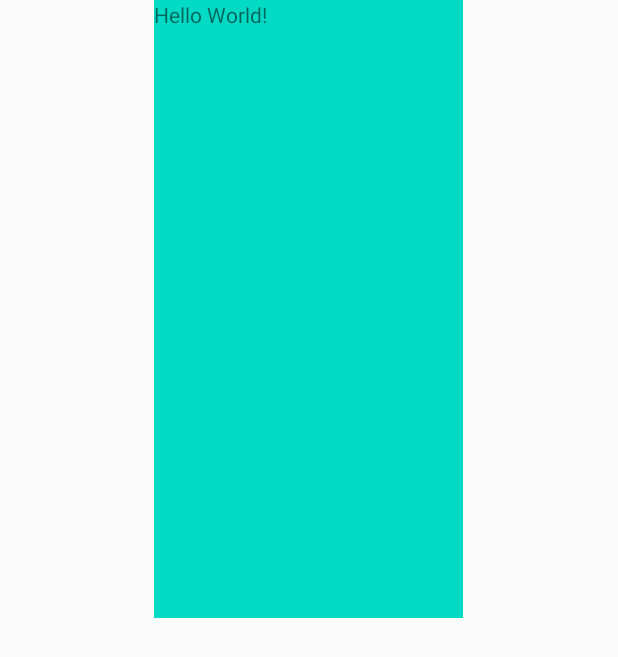
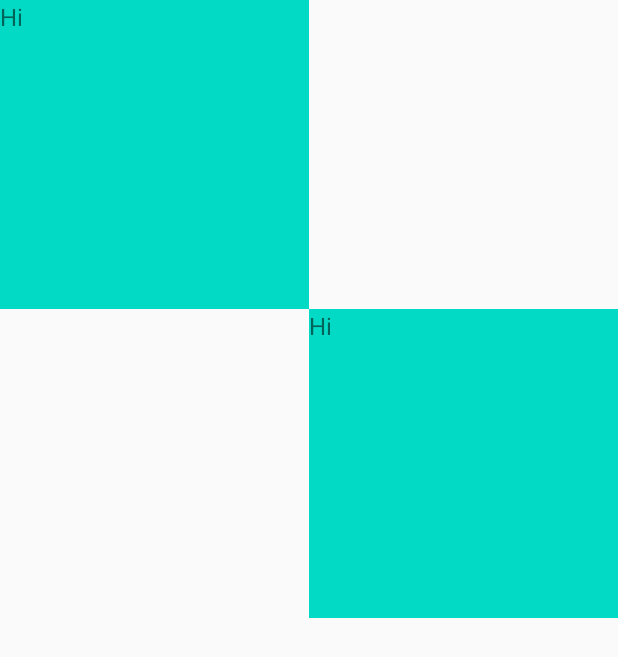
Before and after one commit to JackenLiu/Higher-Ui, an Android app: the screen it shows after launch (PercentAdapterActivity before the commit, DensityAdapterActivity after it), on a phone screen of 412 x 824 dp. Shown: the top 657 px of the screen. Run offline under Robolectric (Android 15) with nearby library versions, the phone set to English and light mode, and no system bars.

Commit message:
加入：屏幕适配 - 更改 density 进行适配

```diff
--- a/app/src/main/AndroidManifest.xml
+++ b/app/src/main/AndroidManifest.xml
@@ -9,7 +9,8 @@
         android:roundIcon="@mipmap/ic_launcher_round"
         android:supportsRtl="true"
         android:theme="@style/AppTheme">
-        <activity android:name=".screen_adapter.percent.PercentAdapterActivity"></activity>
+        <activity android:name=".screen_adapter.density.DensityAdapterActivity"></activity>
+        <activity android:name=".screen_adapter.percent.PercentAdapterActivity" />
         <activity android:name=".screen_adapter.pixel_adapter.PixelAdapterActivity" />
         <activity android:name=".anim.AnimatorActivity" />
         <activity android:name=".path.PathMeasureActivity" />
--- a/app/src/main/java/com/jacken_liu/MainActivity.java
+++ b/app/src/main/java/com/jacken_liu/MainActivity.java
@@ -9,6 +9,7 @@ import com.jacken_liu.anim.AnimatorActivity;
 import com.jacken_liu.path.PathBezierCurveActivity;
 import com.jacken_liu.path.PathMeasureActivity;
 import com.jacken_liu.path.PathPrimaryActivity;
+import com.jacken_liu.screen_adapter.density.DensityAdapterActivity;
 import com.jacken_liu.screen_adapter.percent.PercentAdapterActivity;
 import com.jacken_liu.screen_adapter.pixel_adapter.PixelAdapterActivity;
 
@@ -32,7 +33,8 @@ public class MainActivity extends AppCompatActivity {
 //        final Class toActivity = AnimatorActivity.class;
 
 //        final Class toActivity = PixelAdapterActivity.class;
-        final Class toActivity = PercentAdapterActivity.class;
+//        final Class toActivity = PercentAdapterActivity.class;
+        final Class toActivity = DensityAdapterActivity.class;
 
         startActivity(new Intent(this, toActivity));
     }
--- /dev/null
+++ b/app/src/main/java/com/jacken_liu/screen_adapter/density/DensityAdapterActivity.java
@@ -0,0 +1,23 @@
+package com.jacken_liu.screen_adapter.density;
+
+import androidx.appcompat.app.AppCompatActivity;
+
+import android.os.Bundle;
+
+import com.jacken_liu.R;
+
+public class DensityAdapterActivity extends AppCompatActivity {
+
+    @Override
+    protected void onCreate(Bundle savedInstanceState) {
+        super.onCreate(savedInstanceState);
+
+        /*
+        · 修改的是整个 app 的 density
+        · 在 ui 稿统一页面参考宽度的前提下，一般在 application 或 baseActivity 里使用
+         */
+        DensityUtils.setDensity(getApplication(), this);
+
+        setContentView(R.layout.activity_density_adapter);
+    }
+}
--- /dev/null
+++ b/app/src/main/java/com/jacken_liu/screen_adapter/density/DensityUtils.java
@@ -0,0 +1,61 @@
+package com.jacken_liu.screen_adapter.density;
+
+import android.app.Activity;
+import android.app.Application;
+import android.content.ComponentCallbacks;
+import android.content.res.Configuration;
+import android.util.DisplayMetrics;
+
+import androidx.annotation.NonNull;
+
+public class DensityUtils {
+    /**
+     * 参考设备的宽 360 dp（设计稿？）
+     */
+    private static final float WIDTH = 360;
+    /**
+     * 表示屏幕密度
+     */
+    private static float appDensity;
+    /**
+     * 字体缩放比例，默认为 appDensity
+     */
+    private static float appScaleDensity;
+
+    public static void setDensity(final Application application, Activity activity) {
+        // 获取当前屏幕信息
+        DisplayMetrics displayMetrics = application.getResources().getDisplayMetrics();
+
+        if (appDensity == 0) {
+            // 初始值赋值
+            appDensity = displayMetrics.density;
+            appScaleDensity = displayMetrics.scaledDensity;
+
+            // 监听字体变化
+            application.registerComponentCallbacks(new ComponentCallbacks() {
+                @Override
+                public void onConfigurationChanged(@NonNull Configuration newConfig) {
+                    // 字体发生变化，重新计算 scaleDensity
+                    if (newConfig != null && newConfig.fontScale > 0) {
+                        appScaleDensity = application.getResources().getDisplayMetrics().scaledDensity;
+                    }
+                }
+
+                @Override
+                public void onLowMemory() {
+                }
+            });
+        }
+
+        // 计算目标 density ScaleDensity
+        float targetDensity = displayMetrics.widthPixels / WIDTH;
+        float targetScaleDensity = targetDensity * (appScaleDensity / appDensity);
+        int targetDensityDpi = (int) (targetDensity * 160);
+
+        // 替换到 activity
+        DisplayMetrics dm = activity.getResources().getDisplayMetrics();
+        dm.density = targetDensity;
+        dm.scaledDensity = targetScaleDensity;
+        dm.densityDpi = targetDensityDpi;
+    }
+}
--- /dev/null
+++ b/app/src/main/java/com/jacken_liu/screen_adapter/density/MyApplication.java
@@ -0,0 +1,52 @@
+package com.jacken_liu.screen_adapter.density;
+
+import android.app.Activity;
+import android.app.Application;
+import android.os.Bundle;
+
+import androidx.annotation.NonNull;
+import androidx.annotation.Nullable;
+
+public class MyApplication extends Application {
+    @Override
+    public void onCreate() {
+        super.onCreate();
+
+        registerActivityLifecycleCallbacks(new ActivityLifecycleCallbacks() {
+            @Override
+            public void onActivityCreated(@NonNull Activity activity, @Nullable Bundle savedInstanceState) {
+                DensityUtils.setDensity(MyApplication.this, activity);
+            }
+
+            @Override
+            public void onActivityStarted(@NonNull Activity activity) {
+
+            }
+
+            @Override
+            public void onActivityResumed(@NonNull Activity activity) {
+
+            }
+
+            @Override
+            public void onActivityPaused(@NonNull Activity activity) {
+
+            }
+
+            @Override
+            public void onActivityStopped(@NonNull Activity activity) {
+
+            }
+
+            @Override
+            public void onActivitySaveInstanceState(@NonNull Activity activity, @NonNull Bundle outState) {
+
+            }
+
+            @Override
+            public void onActivityDestroyed(@NonNull Activity activity) {
+
+            }
+        });
+    }
+}
--- /dev/null
+++ b/app/src/main/res/layout/activity_density_adapter.xml
@@ -0,0 +1,27 @@
+<?xml version="1.0" encoding="utf-8"?>
+<androidx.constraintlayout.widget.ConstraintLayout xmlns:android="http://schemas.android.com/apk/res/android"
+    xmlns:app="http://schemas.android.com/apk/res-auto"
+    xmlns:tools="http://schemas.android.com/tools"
+    android:layout_width="match_parent"
+    android:layout_height="match_parent"
+    tools:context=".screen_adapter.density.DensityAdapterActivity">
+
+    <TextView
+        android:id="@+id/textView"
+        android:layout_width="180dp"
+        android:layout_height="180dp"
+        android:background="@color/colorAccent"
+        android:text="Hi"
+        app:layout_constraintLeft_toLeftOf="parent"
+        app:layout_constraintTop_toTopOf="parent" />
+
+    <TextView
+        android:layout_width="180dp"
+        android:layout_height="180dp"
+        android:background="@color/colorAccent"
+        android:text="Hi"
+        app:layout_constraintLeft_toLeftOf="parent"
+        app:layout_constraintStart_toEndOf="@+id/textView"
+        app:layout_constraintTop_toBottomOf="@+id/textView" />
+
+</androidx.constraintlayout.widget.ConstraintLayout>
```
